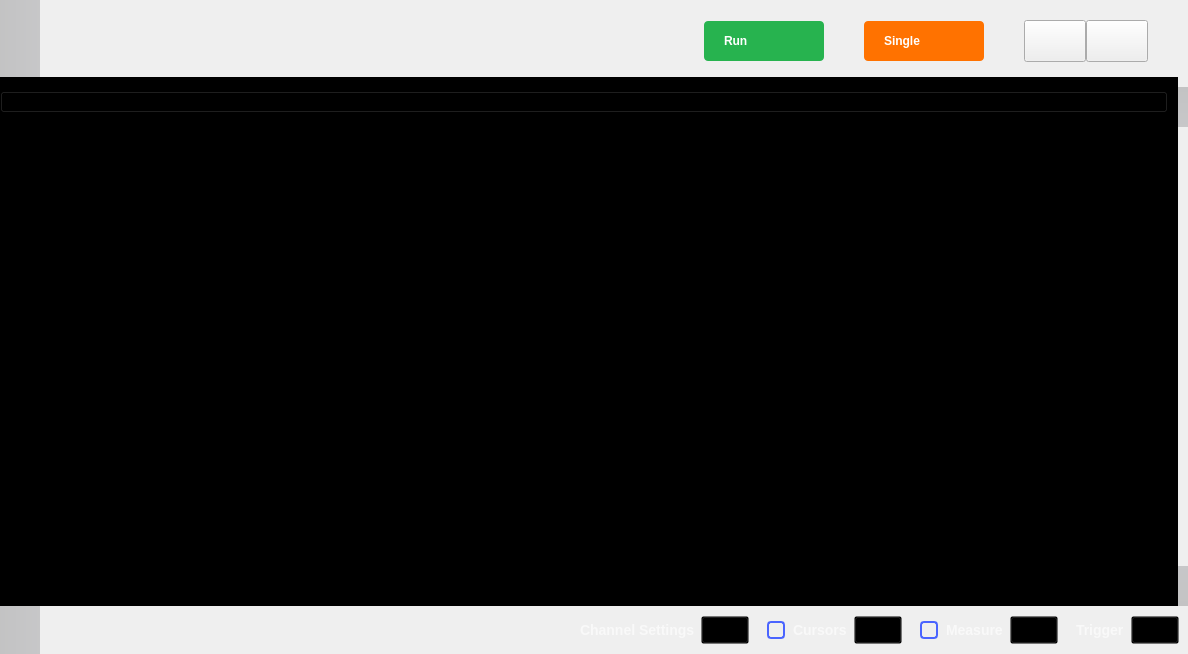
Qt form ui/oscilloscope.ui (analogdevicesinc/scopy) before a commit.
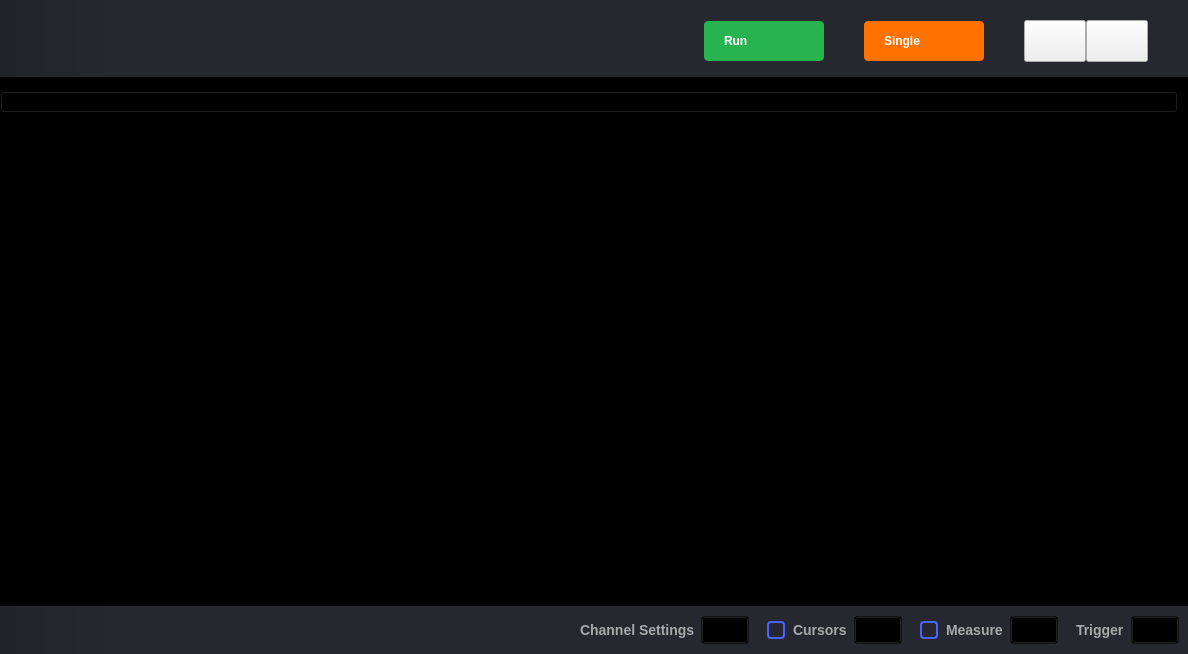
The same form after that commit. Icons and pictures are not drawn. Custom widgets are drawn as their Qt base class.

Commit message: Oscilloscope: Simplify UI

What changed in the file:
```diff
--- a/ui/oscilloscope.ui
+++ b/ui/oscilloscope.ui
@@ -36,17 +36,55 @@
     <number>0</number>
    </property>
    <item>
-    <layout class="QGridLayout" name="gridLayout">
+    <widget class="QWidget" name="mainWidget" native="true">
+     <property name="styleSheet">
+      <string notr="true">QWidget { background-color: none; }
+QWidget#mainWidget { background-color: qlineargradient(spread:pad, x1:0, y1:0, x2:0.1, y2:0, stop:0 rgba(35, 35, 43, 255), stop:1 rgba(39, 39, 48, 255)); }</string>
+     </property>
+     <layout class="QVBoxLayout" name="verticalLayout_3">
+      <property name="spacing">
+       <number>0</number>
+      </property>
      <property name="leftMargin">
       <number>0</number>
      </property>
+      <property name="topMargin">
+       <number>0</number>
+      </property>
+      <property name="rightMargin">
+       <number>0</number>
+      </property>
      <property name="bottomMargin">
       <number>0</number>
      </property>
+      <item>
+       <layout class="QHBoxLayout" name="horizontalLayout">
      <property name="spacing">
-      <number>0</number>
-     </property>
-     <item row="1" column="2">
+         <number>40</number>
+        </property>
+        <property name="topMargin">
+         <number>20</number>
+        </property>
+        <property name="rightMargin">
+         <number>40</number>
+        </property>
+        <property name="bottomMargin">
+         <number>5</number>
+        </property>
+        <item>
+         <spacer name="horizontalSpacer_7">
+          <property name="orientation">
+           <enum>Qt::Horizontal</enum>
+          </property>
+          <property name="sizeHint" stdset="0">
+           <size>
+            <width>40</width>
+            <height>10</height>
+           </size>
+          </property>
+         </spacer>
+        </item>
+        <item>
       <widget class="QPushButton" name="pushButtonRunStop">
        <property name="sizePolicy">
         <sizepolicy hsizetype="Fixed" vsizetype="Fixed">
@@ -98,96 +136,7 @@
        </property>
       </widget>
      </item>
-     <item row="1" column="8">
-      <spacer name="horizontalSpacer">
-       <property name="orientation">
-        <enum>Qt::Horizontal</enum>
-       </property>
-       <property name="sizeType">
-        <enum>QSizePolicy::Fixed</enum>
-       </property>
-       <property name="sizeHint" stdset="0">
-        <size>
-         <width>40</width>
-         <height>0</height>
-        </size>
-       </property>
-      </spacer>
-     </item>
-     <item row="0" column="2">
-      <spacer name="verticalSpacer_3">
-       <property name="orientation">
-        <enum>Qt::Vertical</enum>
-       </property>
-       <property name="sizeType">
-        <enum>QSizePolicy::Fixed</enum>
-       </property>
-       <property name="sizeHint" stdset="0">
-        <size>
-         <width>10</width>
-         <height>20</height>
-        </size>
-       </property>
-      </spacer>
-     </item>
-     <item row="1" column="6">
-      <widget class="QPushButton" name="btnGeneralSettings">
-       <property name="styleSheet">
-        <string notr="true">QPushButton {
-  min-height: 40px;
-  max-height: 40px;
-  min-width: 60px;
-  max-width: 60px;
-}
-
-QPushButton:checked {
-  border-image: url(:/icons/gear_wheel_pressed.svg);
-}
-
-QPushButton:!checked {
-  border-image: url(:/icons/gear_wheel.svg);
-}</string>
-       </property>
-       <property name="text">
-        <string/>
-       </property>
-       <property name="checkable">
-        <bool>true</bool>
-       </property>
-       <attribute name="buttonGroup">
-        <string notr="true">settings_group</string>
-       </attribute>
-      </widget>
-     </item>
-     <item row="1" column="3">
-      <spacer name="horizontalSpacer_5">
-       <property name="orientation">
-        <enum>Qt::Horizontal</enum>
-       </property>
-       <property name="sizeType">
-        <enum>QSizePolicy::Fixed</enum>
-       </property>
-       <property name="sizeHint" stdset="0">
-        <size>
-         <width>40</width>
-         <height>10</height>
-        </size>
-       </property>
-      </spacer>
-     </item>
-     <item row="0" column="0" rowspan="3">
-      <widget class="QWidget" name="widget_2" native="true">
-       <property name="styleSheet">
-        <string notr="true">QWidget {
-  min-width: 40px;
-  max-width: 40px;
-
-  background: qlineargradient(x1: 0 y1: 0, x2:1 y2:0, stop:0 rgba(20, 20, 22, 51), stop:1 rgba(39, 39, 48, 51));
-}</string>
-       </property>
-      </widget>
-     </item>
-     <item row="1" column="4">
+        <item>
       <widget class="QPushButton" name="pushButtonSingle">
        <property name="layoutDirection">
         <enum>Qt::RightToLeft</enum>
@@ -234,7 +183,41 @@
        </property>
       </widget>
      </item>
-     <item row="1" column="7">
+        <item>
+         <layout class="QHBoxLayout" name="horizontalLayout_2">
+          <property name="spacing">
+           <number>0</number>
+          </property>
+          <item>
+           <widget class="QPushButton" name="btnGeneralSettings">
+            <property name="styleSheet">
+             <string notr="true">QPushButton {
+  min-height: 40px;
+  max-height: 40px;
+  min-width: 60px;
+  max-width: 60px;
+}
+
+QPushButton:checked {
+  border-image: url(:/icons/gear_wheel_pressed.svg);
+}
+
+QPushButton:!checked {
+  border-image: url(:/icons/gear_wheel.svg);
+}</string>
+            </property>
+            <property name="text">
+             <string/>
+            </property>
+            <property name="checkable">
+             <bool>true</bool>
+            </property>
+            <attribute name="buttonGroup">
+             <string notr="true">settings_group</string>
+            </attribute>
+           </widget>
+          </item>
+          <item>
       <widget class="QPushButton" name="btnSettings">
        <property name="styleSheet">
         <string notr="true">QPushButton {
@@ -260,50 +243,7 @@
        </property>
       </widget>
      </item>
-     <item row="1" column="1">
-      <spacer name="horizontalSpacer_7">
-       <property name="orientation">
-        <enum>Qt::Horizontal</enum>
-       </property>
-       <property name="sizeHint" stdset="0">
-        <size>
-         <width>40</width>
-         <height>10</height>
-        </size>
-       </property>
-      </spacer>
-     </item>
-     <item row="1" column="5">
-      <spacer name="horizontalSpacer_2">
-       <property name="orientation">
-        <enum>Qt::Horizontal</enum>
-       </property>
-       <property name="sizeType">
-        <enum>QSizePolicy::Fixed</enum>
-       </property>
-       <property name="sizeHint" stdset="0">
-        <size>
-         <width>40</width>
-         <height>10</height>
-        </size>
-       </property>
-      </spacer>
-     </item>
-     <item row="2" column="2">
-      <spacer name="verticalSpacer_2">
-       <property name="orientation">
-        <enum>Qt::Vertical</enum>
-       </property>
-       <property name="sizeType">
-        <enum>QSizePolicy::Fixed</enum>
-       </property>
-       <property name="sizeHint" stdset="0">
-        <size>
-         <width>0</width>
-         <height>5</height>
-        </size>
-       </property>
-      </spacer>
+         </layout>
      </item>
     </layout>
    </item>
@@ -340,18 +280,6 @@
          <property name="bottomMargin">
           <number>0</number>
          </property>
-         <item>
-          <widget class="QWidget" name="widget" native="true">
-           <property name="styleSheet">
-            <string notr="true">QWidget {
-  min-width:40px;
-  max-width: 40px;
-
-  background: qlineargradient(x1: 0 y1: 0, x2:1 y2:0, stop:0 rgba(20, 20, 22, 51), stop:1 rgba(39, 39, 48, 51));
-}</string>
-           </property>
-          </widget>
-         </item>
          <item>
           <spacer name="horizontalSpacer_4">
            <property name="orientation">
@@ -385,22 +313,6 @@
            </property>
           </spacer>
          </item>
-         <item>
-          <spacer name="horizontalSpacer_6">
-           <property name="orientation">
-            <enum>Qt::Horizontal</enum>
-           </property>
-           <property name="sizeType">
-            <enum>QSizePolicy::Fixed</enum>
-           </property>
-           <property name="sizeHint" stdset="0">
-            <size>
-             <width>40</width>
-             <height>10</height>
-            </size>
-           </property>
-          </spacer>
-         </item>
         </layout>
        </item>
        <item>
@@ -596,7 +508,7 @@
          <number>0</number>
         </property>
         <property name="topMargin">
-         <number>0</number>
+            <number>20</number>
         </property>
         <property name="rightMargin">
          <number>0</number>
@@ -604,22 +516,6 @@
         <property name="bottomMargin">
          <number>0</number>
         </property>
-        <item>
-         <spacer name="verticalSpacer_6">
-          <property name="orientation">
-           <enum>Qt::Vertical</enum>
-          </property>
-          <property name="sizeType">
-           <enum>QSizePolicy::Fixed</enum>
-          </property>
-          <property name="sizeHint" stdset="0">
-           <size>
-            <width>10</width>
-            <height>20</height>
-           </size>
-          </property>
-         </spacer>
-        </item>
         <item>
          <widget class="QWidget" name="widget_4" native="true">
           <property name="styleSheet">
@@ -667,24 +563,6 @@
      <property name="spacing">
       <number>0</number>
      </property>
-     <item>
-      <widget class="QWidget" name="widget_6" native="true">
-       <property name="minimumSize">
-        <size>
-         <width>40</width>
-         <height>40</height>
-        </size>
-       </property>
-       <property name="styleSheet">
-        <string notr="true">QWidget {
-  min-width: 40px;
-  max-width: 40px;
-
-  background: qlineargradient(x1: 0 y1: 0, x2:1 y2:0, stop:0 rgba(20, 20, 22, 51), stop:1 rgba(39, 39, 48, 51));
-}</string>
-       </property>
-      </widget>
-     </item>
      <item>
       <layout class="QHBoxLayout" name="channelsList">
        <property name="leftMargin">
@@ -922,6 +800,9 @@
     </layout>
    </item>
   </layout>
+    </widget>
+   </item>
+  </layout>
   <action name="actionClose">
    <property name="text">
     <string>Close</string>
```
Left out of the diff: 116 changed lines with no effect on the pictures. Lines whose indentation alone changed are shown as unchanged. The commit also changes 1 other file.
